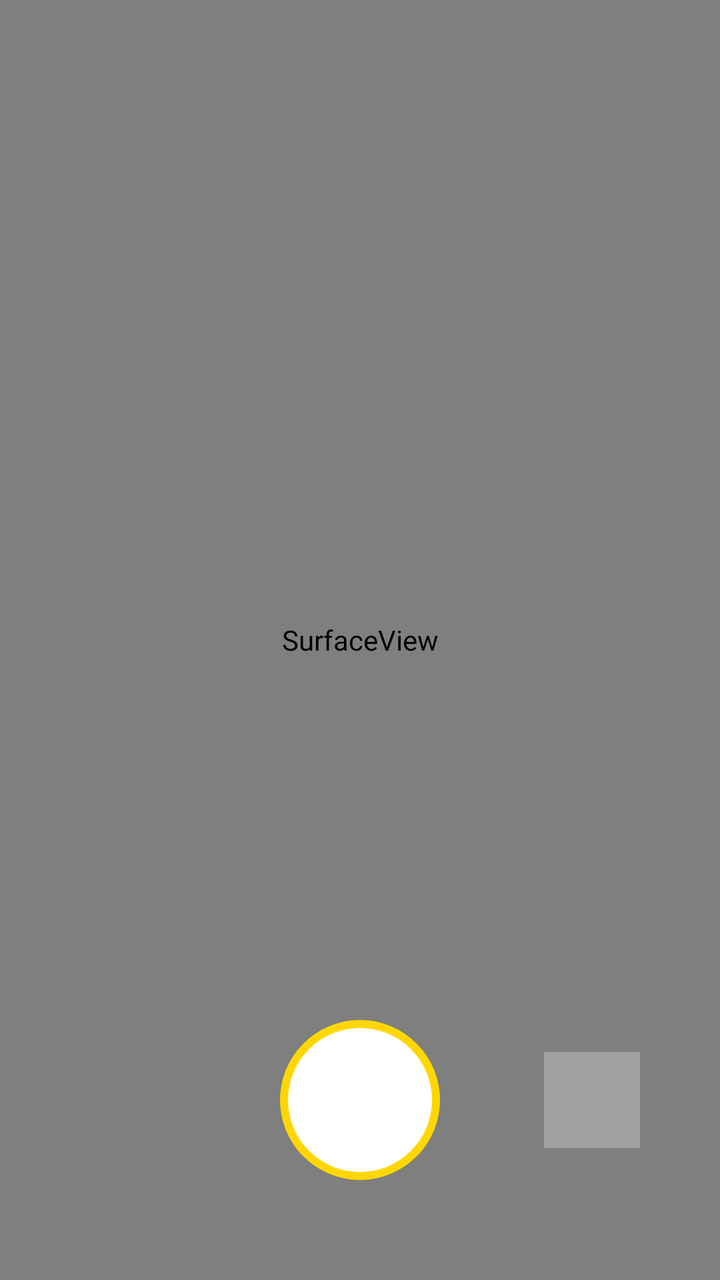
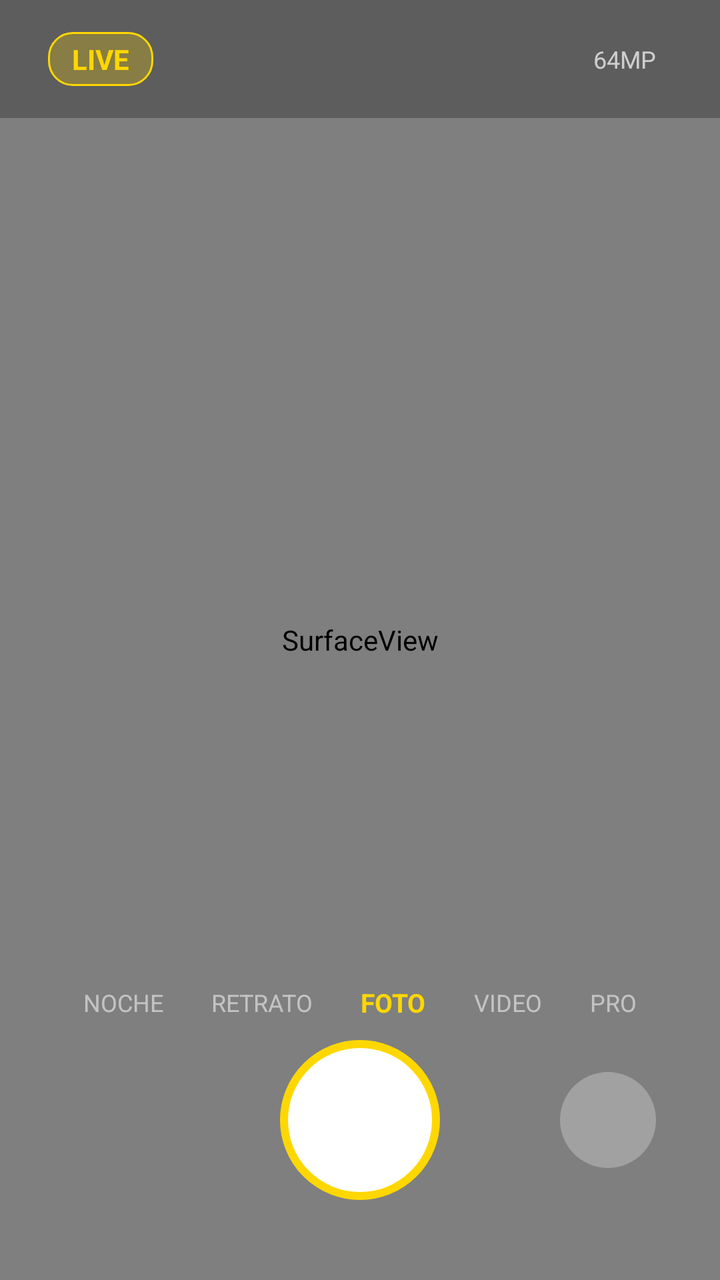

Screens rendered from an Android XML layout before and after an edit, with the pre-edit source and the edit as a unified diff.
<!-- AndroidManifest.xml: application theme Theme.AppCompat.NoActionBar -->
<!-- res/layout/activity_main.xml -->
<?xml version="1.0" encoding="utf-8"?>
<androidx.constraintlayout.widget.ConstraintLayout xmlns:android="http://schemas.android.com/apk/res/android"
    xmlns:app="http://schemas.android.com/apk/res-auto"
    android:layout_width="match_parent"
    android:layout_height="match_parent"
    android:background="#000000">

    <SurfaceView
        android:id="@+id/viewFinder"
        android:layout_width="match_parent"
        android:layout_height="match_parent" />

    <View
        android:id="@+id/captureButton"
        android:layout_width="80dp"
        android:layout_height="80dp"
        android:layout_marginBottom="50dp"
        android:background="@drawable/shutter_button"
        app:layout_constraintBottom_toBottomOf="parent"
        app:layout_constraintEnd_toEndOf="parent"
        app:layout_constraintStart_toStartOf="parent" />

    <ImageView
        android:id="@+id/switchCameraBtn"
        android:layout_width="48dp"
        android:layout_height="48dp"
        android:layout_marginBottom="66dp"
        android:layout_marginEnd="40dp"
        android:background="#44FFFFFF"
        app:layout_constraintBottom_toBottomOf="parent"
        app:layout_constraintEnd_toEndOf="parent" />

</androidx.constraintlayout.widget.ConstraintLayout>
<!-- resources referenced by this layout -->
<resources>
  <!-- drawable shutter_button (drawable) -->
  <?xml version="1.0" encoding="utf-8"?>
  <shape xmlns:android="http://schemas.android.com/apk/res/android"
      android:shape="oval">
      <solid android:color="#FFFFFF"/>
      <stroke android:width="4dp" android:color="#FFD700"/>
      <size android:width="80dp" android:height="80dp"/>
  </shape>
</resources>

<!-- the commit's change to res/layout/activity_main.xml (unified diff, before → after) -->
@@ -5,29 +5,135 @@
     android:layout_height="match_parent"
     android:background="#000000">
 
+    
     <SurfaceView
         android:id="@+id/viewFinder"
         android:layout_width="match_parent"
         android:layout_height="match_parent" />
 
+    
+    <LinearLayout
+        android:id="@+id/topBar"
+        android:layout_width="match_parent"
+        android:layout_height="wrap_content"
+        android:orientation="horizontal"
+        android:gravity="center_vertical"
+        android:padding="16dp"
+        android:background="#44000000"
+        app:layout_constraintTop_toTopOf="parent">
+
+        <TextView
+            android:id="@+id/liveIndicator"
+            android:layout_width="wrap_content"
+            android:layout_height="wrap_content"
+            android:text="LIVE"
+            android:textColor="#FFD700"
+            android:textSize="14sp"
+            android:textStyle="bold"
+            android:background="@drawable/live_badge"
+            android:paddingStart="12dp"
+            android:paddingEnd="12dp"
+            android:paddingTop="4dp"
+            android:paddingBottom="4dp"
+            android:layout_marginStart="8dp" />
+
+        <View
+            android:layout_width="0dp"
+            android:layout_height="0dp"
+            android:layout_weight="1" />
+
+        <TextView
+            android:id="@+id/resolutionLabel"
+            android:layout_width="wrap_content"
+            android:layout_height="wrap_content"
+            android:text="64MP"
+            android:textColor="#FFFFFF"
+            android:textSize="12sp"
+            android:alpha="0.7"
+            android:layout_marginEnd="16dp" />
+    </LinearLayout>
+
+    
     <View
         android:id="@+id/captureButton"
         android:layout_width="80dp"
         android:layout_height="80dp"
-        android:layout_marginBottom="50dp"
+        android:layout_marginBottom="40dp"
         android:background="@drawable/shutter_button"
         app:layout_constraintBottom_toBottomOf="parent"
         app:layout_constraintEnd_toEndOf="parent"
         app:layout_constraintStart_toStartOf="parent" />
 
+    
     <ImageView
         android:id="@+id/switchCameraBtn"
         android:layout_width="48dp"
         android:layout_height="48dp"
-        android:layout_marginBottom="66dp"
-        android:layout_marginEnd="40dp"
-        android:background="#44FFFFFF"
+        android:layout_marginBottom="56dp"
+        android:layout_marginEnd="32dp"
+        android:background="@drawable/circle_btn"
+        android:padding="12dp"
+        android:contentDescription="Cambiar cámara"
         app:layout_constraintBottom_toBottomOf="parent"
         app:layout_constraintEnd_toEndOf="parent" />
 
+    
+    <LinearLayout
+        android:id="@+id/modeSelector"
+        android:layout_width="wrap_content"
+        android:layout_height="wrap_content"
+        android:layout_marginBottom="130dp"
+        android:orientation="horizontal"
+        android:gravity="center"
+        app:layout_constraintBottom_toBottomOf="parent"
+        app:layout_constraintStart_toStartOf="parent"
+        app:layout_constraintEnd_toEndOf="parent">
+
+        <TextView
+            android:layout_width="wrap_content"
+            android:layout_height="wrap_content"
+            android:text="NOCHE"
+            android:textColor="#88FFFFFF"
+            android:textSize="12sp"
+            android:paddingStart="12dp"
+            android:paddingEnd="12dp" />
+
+        <TextView
+            android:layout_width="wrap_content"
+            android:layout_height="wrap_content"
+            android:text="RETRATO"
+            android:textColor="#88FFFFFF"
+            android:textSize="12sp"
+            android:paddingStart="12dp"
+            android:paddingEnd="12dp" />
+
+        <TextView
+            android:layout_width="wrap_content"
+            android:layout_height="wrap_content"
+            android:text="FOTO"
+            android:textColor="#FFD700"
+            android:textSize="13sp"
+            android:textStyle="bold"
+            android:paddingStart="12dp"
+            android:paddingEnd="12dp" />
+
+        <TextView
+            android:layout_width="wrap_content"
+            android:layout_height="wrap_content"
+            android:text="VIDEO"
+            android:textColor="#88FFFFFF"
+            android:textSize="12sp"
+            android:paddingStart="12dp"
+            android:paddingEnd="12dp" />
+
+        <TextView
+            android:layout_width="wrap_content"
+            android:layout_height="wrap_content"
+            android:text="PRO"
+            android:textColor="#88FFFFFF"
+            android:textSize="12sp"
+            android:paddingStart="12dp"
+            android:paddingEnd="12dp" />
+    </LinearLayout>
+
 </androidx.constraintlayout.widget.ConstraintLayout>
<!-- resource entries referenced after the edit -->
@@ -1,5 +1,20 @@
 <!-- resources referenced by this layout -->
 <resources>
+  <!-- drawable circle_btn (drawable) -->
+  <?xml version="1.0" encoding="utf-8"?>
+  <shape xmlns:android="http://schemas.android.com/apk/res/android"
+      android:shape="oval">
+      <solid android:color="#44FFFFFF"/>
+      <size android:width="48dp" android:height="48dp"/>
+  </shape>
+  <!-- drawable live_badge (drawable) -->
+  <?xml version="1.0" encoding="utf-8"?>
+  <shape xmlns:android="http://schemas.android.com/apk/res/android"
+      android:shape="rectangle">
+      <solid android:color="#44FFD700"/>
+      <corners android:radius="12dp"/>
+      <stroke android:width="1dp" android:color="#FFD700"/>
+  </shape>
   <!-- drawable shutter_button (drawable) -->
   <?xml version="1.0" encoding="utf-8"?>
   <shape xmlns:android="http://schemas.android.com/apk/res/android"
